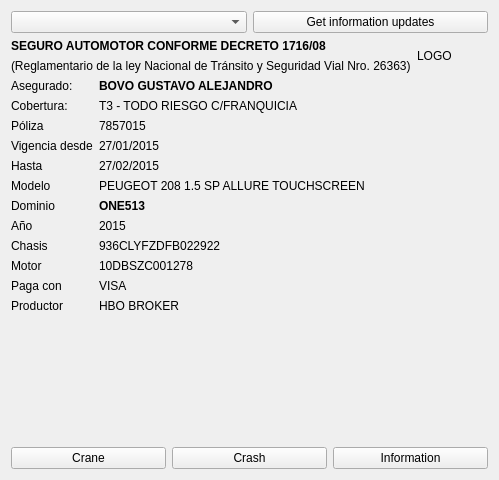
diegowald/dominioSeguro, file dominioAsegurado/mainwindow.ui: the form before one commit.
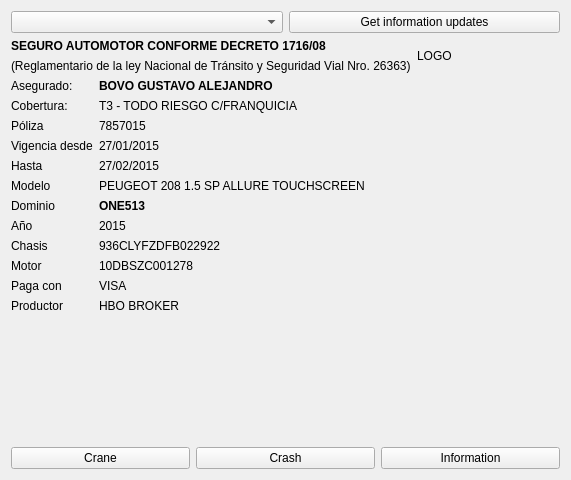
The form after the commit. Icons and pictures are not drawn.

Patch:
```diff
--- a/dominioAsegurado/mainwindow.ui
+++ b/dominioAsegurado/mainwindow.ui
@@ -6,7 +6,7 @@
    <rect>
     <x>0</x>
     <y>0</y>
-    <width>499</width>
+    <width>571</width>
     <height>480</height>
    </rect>
   </property>
```
Left out of the diff: 8 changed lines with no effect on the pictures.
